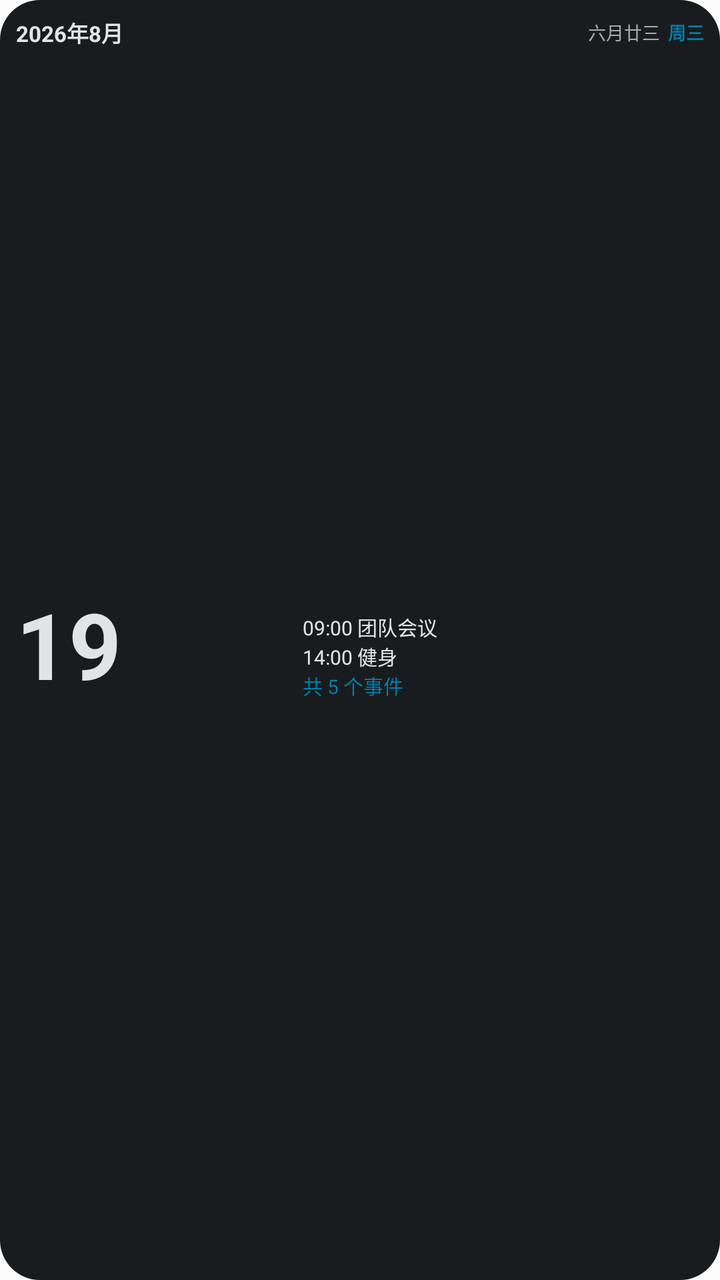
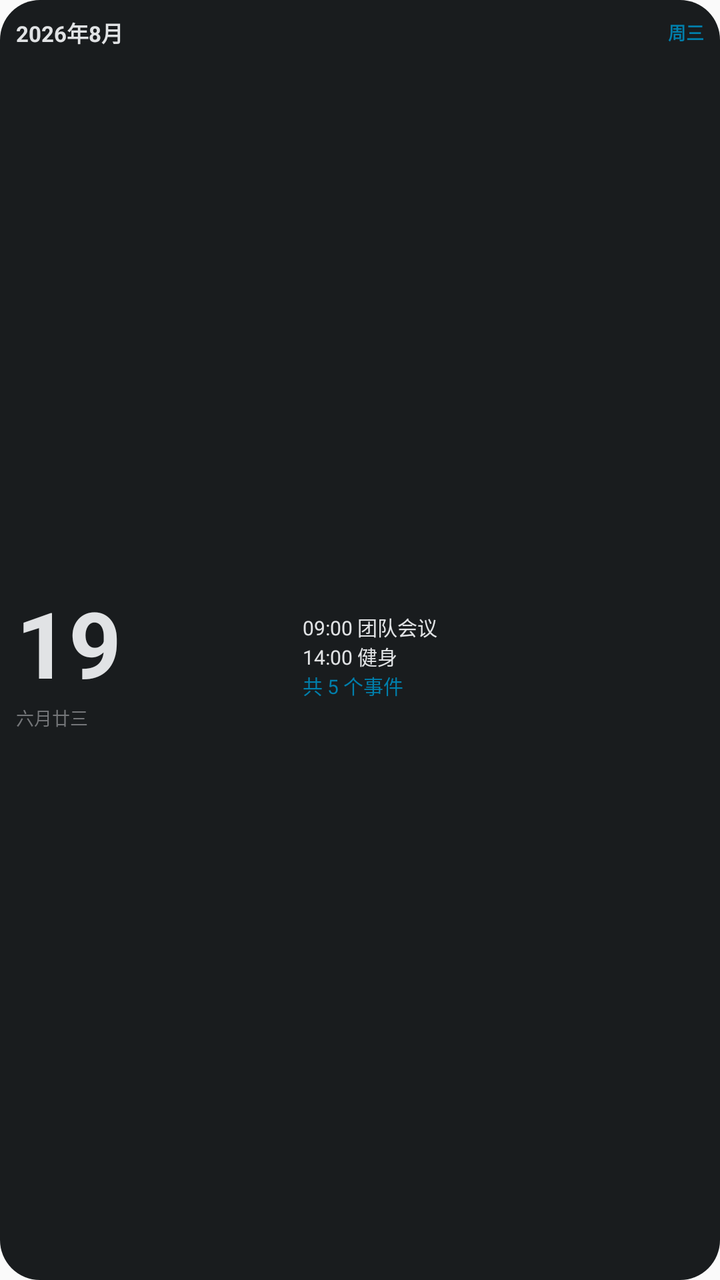

Screens rendered from an Android XML layout before and after an edit, with the pre-edit source and the edit as a unified diff.
<!-- AndroidManifest.xml: application theme Theme.Md3Calendar -->
<!-- res/layout/widget_2x1_day.xml -->
<?xml version="1.0" encoding="utf-8"?>
<LinearLayout xmlns:android="http://schemas.android.com/apk/res/android"
    android:id="@+id/widget_root"
    android:layout_width="match_parent"
    android:layout_height="match_parent"
    android:background="@drawable/widget_bg_card"
    android:orientation="vertical"
    android:padding="8dp">

    
    <LinearLayout
        android:layout_width="match_parent"
        android:layout_height="wrap_content"
        android:orientation="horizontal"
        android:gravity="center_vertical">

        <TextView
            android:id="@+id/widget_title"
            android:layout_width="0dp"
            android:layout_height="wrap_content"
            android:layout_weight="1"
            android:ellipsize="end"
            android:singleLine="true"
            android:text="2026年8月"
            android:textColor="@color/widget_text_primary"
            android:textSize="11sp"
            android:textStyle="bold" />

        <TextView
            android:id="@+id/widget_lunar"
            android:layout_width="wrap_content"
            android:layout_height="wrap_content"
            android:text="六月廿三"
            android:textColor="@color/widget_text_secondary"
            android:textSize="9sp" />

        <TextView
            android:id="@+id/widget_weekday"
            android:layout_width="wrap_content"
            android:layout_height="wrap_content"
            android:layout_marginStart="4dp"
            android:text="周三"
            android:textColor="@color/widget_accent_text"
            android:textSize="9sp"
            android:textStyle="bold" />
    </LinearLayout>

    
    <LinearLayout
        android:layout_width="match_parent"
        android:layout_height="0dp"
        android:layout_weight="1"
        android:orientation="horizontal">

        <LinearLayout
            android:layout_width="0dp"
            android:layout_height="match_parent"
            android:layout_weight="5"
            android:gravity="center_vertical"
            android:orientation="vertical">

            <TextView
                android:id="@+id/widget_day"
                android:layout_width="wrap_content"
                android:layout_height="wrap_content"
                android:gravity="center"
                android:text="19"
                android:textColor="@color/widget_text_primary"
                android:textSize="46sp"
                android:textStyle="bold" />

            <LinearLayout
                android:layout_width="wrap_content"
                android:layout_height="wrap_content"
                android:orientation="horizontal">

                <TextView
                    android:id="@+id/widget_workday"
                    android:layout_width="wrap_content"
                    android:layout_height="wrap_content"
                    android:text=""
                    android:textColor="@color/widget_accent_text"
                    android:textSize="9sp"
                    android:textStyle="bold" />
            </LinearLayout>
        </LinearLayout>

        
        <LinearLayout
            android:layout_width="0dp"
            android:layout_height="match_parent"
            android:layout_weight="7"
            android:gravity="center_vertical|end"
            android:orientation="vertical">

            <TextView
                android:id="@+id/widget_event1"
                android:layout_width="match_parent"
                android:layout_height="wrap_content"
                android:ellipsize="end"
                android:singleLine="true"
                android:text="09:00 团队会议"
                android:textColor="@color/widget_text_primary"
                android:textSize="10sp" />

            <TextView
                android:id="@+id/widget_event2"
                android:layout_width="match_parent"
                android:layout_height="wrap_content"
                android:ellipsize="end"
                android:singleLine="true"
                android:text="14:00 健身"
                android:textColor="@color/widget_text_primary"
                android:textSize="10sp" />

            <TextView
                android:id="@+id/widget_event_more"
                android:layout_width="match_parent"
                android:layout_height="wrap_content"
                android:text="共 5 个事件"
                android:textColor="@color/widget_accent_text"
                android:textSize="10sp" />
        </LinearLayout>
    </LinearLayout>
</LinearLayout>
<!-- resources referenced by this layout -->
<resources>
  <color name="widget_accent_text">#FFE8B84B</color>
  <color name="widget_text_primary">#FFE6E0E9</color>
  <color name="widget_text_secondary">#FFB3AFB8</color>
  <!-- drawable widget_bg_card (drawable) -->
  <?xml version="1.0" encoding="utf-8"?>
  <shape xmlns:android="http://schemas.android.com/apk/res/android"
      android:shape="rectangle">
      <corners android:radius="20dp" />
      <solid android:color="@color/widget_card_bg" />
  </shape>
  <style name="Theme.Md3Calendar" parent="android:Theme.Material.Light.NoActionBar" />
  <color name="widget_card_bg">#FF1C1B1F</color>
</resources>

<!-- the commit's change to res/layout/widget_2x1_day.xml (unified diff, before → after) -->
@@ -27,18 +27,9 @@
             android:textStyle="bold" />
 
         <TextView
-            android:id="@+id/widget_lunar"
-            android:layout_width="wrap_content"
-            android:layout_height="wrap_content"
-            android:text="六月廿三"
-            android:textColor="@color/widget_text_secondary"
-            android:textSize="9sp" />
-
-        <TextView
             android:id="@+id/widget_weekday"
             android:layout_width="wrap_content"
             android:layout_height="wrap_content"
-            android:layout_marginStart="4dp"
             android:text="周三"
             android:textColor="@color/widget_accent_text"
             android:textSize="9sp"
@@ -75,9 +66,18 @@
                 android:orientation="horizontal">
 
                 <TextView
+                    android:id="@+id/widget_lunar"
+                    android:layout_width="wrap_content"
+                    android:layout_height="wrap_content"
+                    android:text="六月廿三"
+                    android:textColor="@color/widget_text_dim"
+                    android:textSize="9sp" />
+
+                <TextView
                     android:id="@+id/widget_workday"
                     android:layout_width="wrap_content"
                     android:layout_height="wrap_content"
+                    android:layout_marginStart="4dp"
                     android:text=""
                     android:textColor="@color/widget_accent_text"
                     android:textSize="9sp"
<!-- resource entries referenced after the edit -->
@@ -1,8 +1,8 @@
 <!-- resources referenced by this layout -->
 <resources>
   <color name="widget_accent_text">#FFE8B84B</color>
+  <color name="widget_text_dim">#FF8A868F</color>
   <color name="widget_text_primary">#FFE6E0E9</color>
-  <color name="widget_text_secondary">#FFB3AFB8</color>
   <!-- drawable widget_bg_card (drawable) -->
   <?xml version="1.0" encoding="utf-8"?>
   <shape xmlns:android="http://schemas.android.com/apk/res/android"
